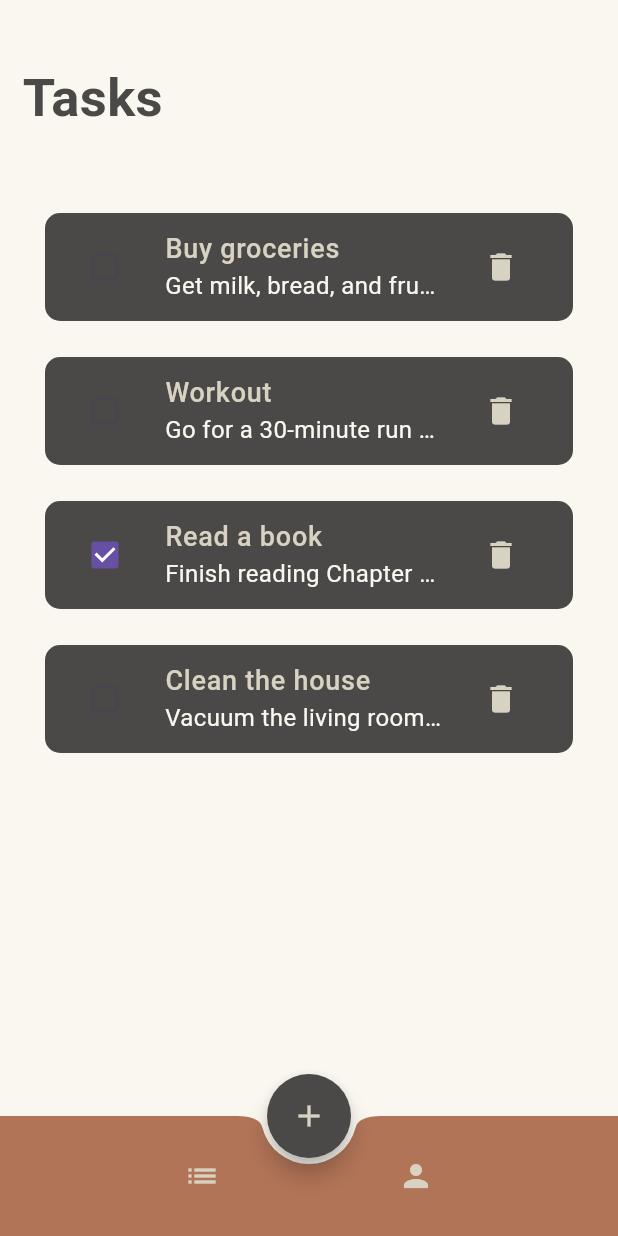
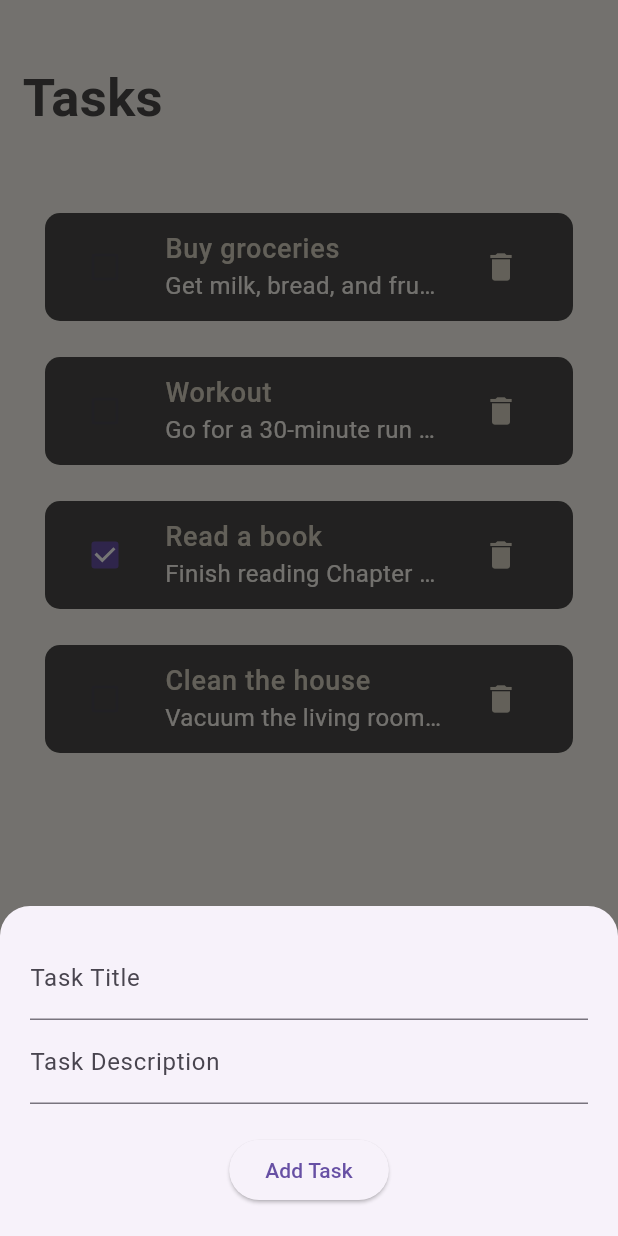
Before and after one commit to soufiyanelmansouri/todo_app, a Flutter app: the screen it shows after launch, after a tap on the "add" icon, on a phone screen of 412 x 824 dp. Run offline on Flutter 3.47's test engine with Material 3 defaults, Android fonts, the phone set to English and light mode, and no system bars.

Commit message:
Add Task Screen and functionality for toggle isComplete

```diff
--- a/lib/controllers/task_controller.dart
+++ b/lib/controllers/task_controller.dart
@@ -13,4 +13,14 @@ class TaskController extends ChangeNotifier {
     _tasks = _taskService.fetchTasks();
     notifyListeners();
   }
+
+  void addTask(newTask) {
+    _tasks.add(newTask);
+    notifyListeners();
+  }
+
+  void toggelTask(Task currentTask) {
+    currentTask.isCompleted = !currentTask.isCompleted;
+    notifyListeners();
+  }
 }
--- a/lib/models/task.dart
+++ b/lib/models/task.dart
@@ -2,7 +2,7 @@ class Task {
   final String id;
   final String title;
   final String description;
-  final bool isCompleted;
+  bool isCompleted = false;
 
   Task({
     required this.id,
--- a/lib/views/screens/home_screen.dart
+++ b/lib/views/screens/home_screen.dart
@@ -44,9 +44,7 @@ class HomeScreen extends StatelessWidget {
       ]),
       floatingActionButtonLocation: FloatingActionButtonLocation.centerDocked,
       extendBody: true,
-      floatingActionButton: BuildFloatingActionButton(
-        onPressed: () {},
-      ),
+      floatingActionButton: const BuildFloatingActionButton(),
       bottomNavigationBar: const Buildbottomnavigationbar(),
     );
   }
--- a/lib/views/widgets/floatingActionButton.dart
+++ b/lib/views/widgets/floatingActionButton.dart
@@ -1,21 +1,79 @@
 import 'package:flutter/material.dart';
+import 'package:provider/provider.dart';
+import 'package:todo_app/models/task.dart';
+import '../../controllers/task_controller.dart';
 import '../../utils/constants.dart';
 
-class BuildFloatingActionButton extends StatelessWidget {
-  final VoidCallback onPressed; // Use VoidCallback for better readability
+class BuildFloatingActionButton extends StatefulWidget {
+  const BuildFloatingActionButton({super.key});
 
-  const BuildFloatingActionButton({
-    super.key,
-    required this.onPressed, // Add "this." to properly reference the parameter
-  });
+  @override
+  State<BuildFloatingActionButton> createState() =>
+      _BuildFloatingActionButtonState();
+}
+
+class _BuildFloatingActionButtonState extends State<BuildFloatingActionButton> {
+  final _titleController = TextEditingController();
+
+  final _descriptionController = TextEditingController();
+
+  @override
+  void dispose() {
+    _titleController.dispose();
+    _descriptionController.dispose();
+    super.dispose();
+  }
 
   @override
   Widget build(BuildContext context) {
     return FloatingActionButton(
       shape: const CircleBorder(),
-      onPressed: onPressed,
+      onPressed: () {
+        _showAddTaskBottomSheet(context);
+      },
       backgroundColor: ColorStyles.charcoalBrown,
       child: const Icon(Icons.add, color: ColorStyles.softBeige),
     );
   }
+
+  void _showAddTaskBottomSheet(BuildContext context) {
+    showModalBottomSheet(
+      context: context,
+      isScrollControlled: true,
+      shape: const RoundedRectangleBorder(
+        borderRadius: BorderRadius.vertical(top: Radius.circular(20)),
+      ),
+      builder: (_) => Padding(
+        padding: const EdgeInsets.all(20),
+        child: Column(
+          mainAxisSize: MainAxisSize.min,
+          children: [
+            TextField(
+              decoration: const InputDecoration(labelText: 'Task Title'),
+              controller: _titleController,
+            ),
+            TextField(
+              decoration: const InputDecoration(labelText: 'Task Description'),
+              controller: _descriptionController,
+            ),
+            const SizedBox(height: 20),
+            ElevatedButton(
+              onPressed: () {
+                Provider.of<TaskController>(context, listen: false)
+                    .addTask(Task(
+                  id: DateTime.now().toString(),
+                  title: _titleController.text,
+                  description: _descriptionController.text,
+                  isCompleted: false,
+                )); // Add task to the controller
+
+                Navigator.pop(context); // Close the bottom sheet
+              },
+              child: const Text('Add Task'),
+            ),
+          ],
+        ),
+      ),
+    );
+  }
 }
--- a/lib/views/widgets/task_item.dart
+++ b/lib/views/widgets/task_item.dart
@@ -1,4 +1,6 @@
 import 'package:flutter/material.dart';
+import 'package:provider/provider.dart';
+import 'package:todo_app/controllers/task_controller.dart';
 import 'package:todo_app/models/task.dart';
 
 import '../../utils/constants.dart';
@@ -21,7 +23,8 @@ class TeskItem extends StatelessWidget {
           leading: Checkbox(
             value: task.isCompleted,
             onChanged: (_) {
-              // TODO
+              Provider.of<TaskController>(context, listen: false)
+                  .toggelTask(task);
             },
           ),
           title: Text(
```
Also changed, not shown: lib/views/screens/add_task_screen.dart (+11 -0 lines).
